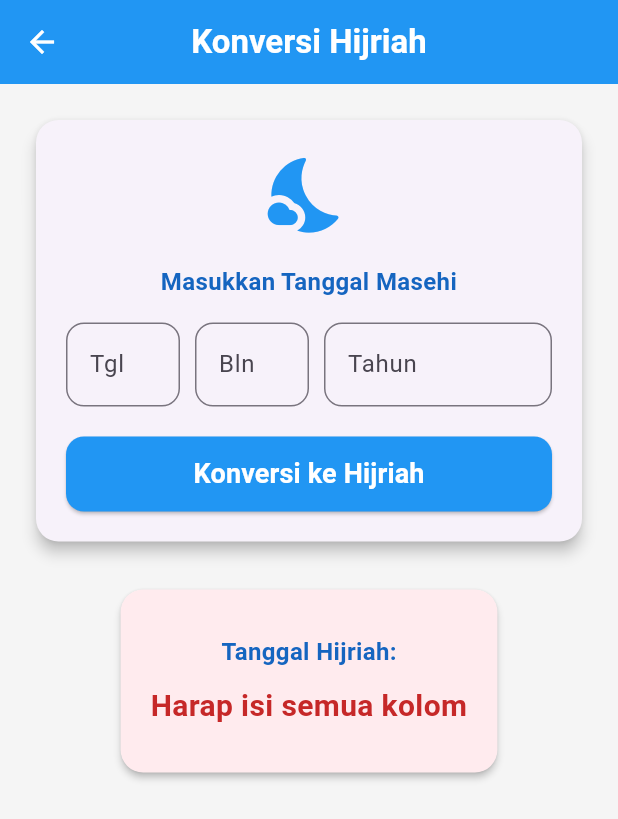
After one commit to RhezaPriyaAnargya/TugasModul4TPM, a Flutter app: the CekHijriahScreen screen opened directly, after a tap on "Konversi ke Hijriah", on a phone screen of 412 x 824 dp. The commit adds this screen. Shown: the top 819 px of the screen. Run offline on Flutter 3.47's test engine with Material 3 defaults, Android fonts, the phone set to English and light mode, and no system bars; our stand-ins replace decimal.

Commit message:
penambahan fitur hijriah dan weton

```diff
--- /dev/null
+++ b/lib/screen/cek_hijriah_screen.dart
@@ -0,0 +1,296 @@
+import 'package:flutter/material.dart';
+
+class CekHijriahScreen extends StatefulWidget {
+  const CekHijriahScreen({super.key});
+
+  @override
+  _CekHijriahScreenState createState() => _CekHijriahScreenState();
+}
+
+class _CekHijriahScreenState extends State<CekHijriahScreen> {
+  final TextEditingController _tanggalController = TextEditingController();
+  final TextEditingController _bulanController = TextEditingController();
+  final TextEditingController _tahunController = TextEditingController();
+
+  String _hasilHijriah = '';
+  bool _sudahDihitung = false;
+
+  // Algoritma Tabular Islamic Calendar (Kuwaiti Algorithm) murni tanpa package
+  String _konversiMasehiKeHijriah(int tgl, int bln, int thn) {
+    int m = bln;
+    int y = thn;
+
+    if (m < 3) {
+      y -= 1;
+      m += 12;
+    }
+
+    int a = (y / 100).floor();
+    int b = 2 - a + (a / 4).floor();
+    if (y < 1583) b = 0;
+    if (y == 1582) {
+      if (m > 10) b = -10;
+      if (m == 10) {
+        b = 0;
+        if (tgl > 4) b = -10;
+      }
+    }
+
+    // Perhitungan Julian Day
+    int jd =
+        (365.25 * (y + 4716)).floor() +
+        (30.6001 * (m + 1)).floor() +
+        tgl +
+        b -
+        1524;
+
+    double iyear = 10631.0 / 30.0;
+    int epochastro = 1948084;
+    double shift1 = 8.01 / 60.0;
+
+    double z = (jd - epochastro).toDouble();
+    int cyc = (z / 10631.0).floor();
+    z = z - 10631 * cyc;
+    int j = ((z - shift1) / iyear).floor();
+    int iy = 30 * cyc + j;
+    z = z - (j * iyear + shift1).floor();
+    int im = ((z + 28.5001) / 29.5).floor();
+    if (im == 13) im = 12;
+    int id = (z - (29.5001 * im - 29).floor()).round();
+
+    List<String> bulanHijriah = [
+      "Muharram",
+      "Safar",
+      "Rabi'ul Awal",
+      "Rabi'ul Akhir",
+      "Jumadil Awal",
+      "Jumadil Akhir",
+      "Rajab",
+      "Sya'ban",
+      "Ramadhan",
+      "Syawal",
+      "Dzulqa'dah",
+      "Dzulhijjah",
+    ];
+
+    return "$id ${bulanHijriah[im - 1]} $iy H";
+  }
+
+  void _hitung() {
+    int? tgl = int.tryParse(_tanggalController.text);
+    int? bln = int.tryParse(_bulanController.text);
+    int? thn = int.tryParse(_tahunController.text);
+
+    if (tgl != null && bln != null && thn != null) {
+      // Validasi penanggalan masehi sederhana
+      DateTime inputTanggal = DateTime.utc(thn, bln, tgl);
+      if (inputTanggal.year == thn &&
+          inputTanggal.month == bln &&
+          inputTanggal.day == tgl) {
+        setState(() {
+          _hasilHijriah = _konversiMasehiKeHijriah(tgl, bln, thn);
+          _sudahDihitung = true;
+        });
+      } else {
+        setState(() {
+          _hasilHijriah = 'Tanggal Masehi Tidak Valid';
+          _sudahDihitung = true;
+        });
+      }
+    } else {
+      setState(() {
+        _hasilHijriah = 'Harap isi semua kolom';
+        _sudahDihitung = true;
+      });
+    }
+  }
+
+  @override
+  Widget build(BuildContext context) {
+    return Scaffold(
+      backgroundColor: Colors.grey[100],
+      appBar: AppBar(
+        title: const Text(
+          'Konversi Hijriah',
+          style: TextStyle(fontWeight: FontWeight.bold, color: Colors.white),
+        ),
+        centerTitle: true,
+        backgroundColor: Colors.blue,
+        foregroundColor: Colors.white,
+        elevation: 0,
+      ),
+      body: SingleChildScrollView(
+        padding: const EdgeInsets.all(20.0),
+        child: Column(
+          children: [
+            Card(
+              elevation: 4,
+              shape: RoundedRectangleBorder(
+                borderRadius: BorderRadius.circular(15),
+              ),
+              child: Padding(
+                padding: const EdgeInsets.all(20.0),
+                child: Column(
+                  children: [
+                    const Icon(
+                      Icons.nights_stay_rounded,
+                      size: 60,
+                      color: Colors.blue,
+                    ),
+                    const SizedBox(height: 16),
+                    Text(
+                      'Masukkan Tanggal Masehi',
+                      style: TextStyle(
+                        fontSize: 16,
+                        fontWeight: FontWeight.bold,
+                        color: Colors.blue[800],
+                      ),
+                      textAlign: TextAlign.center,
+                    ),
+                    const SizedBox(height: 16),
+
+                    Row(
+                      children: [
+                        Expanded(
+                          child: TextField(
+                            controller: _tanggalController,
+                            keyboardType: TextInputType.number,
+                            textAlign: TextAlign.center,
+                            decoration: InputDecoration(
+                              labelText: 'Tgl',
+                              hintText: '17',
+                              border: OutlineInputBorder(
+                                borderRadius: BorderRadius.circular(12),
+                              ),
+                            ),
+                          ),
+                        ),
+                        const SizedBox(width: 10),
+                        Expanded(
+                          child: TextField(
+                            controller: _bulanController,
+                            keyboardType: TextInputType.number,
+                            textAlign: TextAlign.center,
+                            decoration: InputDecoration(
+                              labelText: 'Bln',
+                              hintText: '8',
+                              border: OutlineInputBorder(
+                                borderRadius: BorderRadius.circular(12),
+                              ),
+                            ),
+                          ),
+                        ),
+                        const SizedBox(width: 10),
+                        Expanded(
+                          flex: 2,
+                          child: TextField(
+                            controller: _tahunController,
+                            keyboardType: TextInputType.number,
+                            textAlign: TextAlign.center,
+                            decoration: InputDecoration(
+                              labelText: 'Tahun',
+                              hintText: '1945',
+                              border: OutlineInputBorder(
+                                borderRadius: BorderRadius.circular(12),
+                              ),
+                            ),
+                          ),
+                        ),
+                      ],
+                    ),
+                    const SizedBox(height: 20),
+
+                    SizedBox(
+                      width: double.infinity,
+                      height: 50,
+                      child: ElevatedButton(
+                        onPressed: _hitung,
+                        style: ElevatedButton.styleFrom(
+                          backgroundColor: Colors.blue,
+                          shape: RoundedRectangleBorder(
+                            borderRadius: BorderRadius.circular(12),
+                          ),
+                        ),
+                        child: const Text(
+                          'Konversi ke Hijriah',
+                          style: TextStyle(
+                            fontSize: 18,
+                            fontWeight: FontWeight.bold,
+                            color: Colors.white,
+                          ),
+                        ),
+                      ),
+                    ),
+                  ],
+                ),
+              ),
+            ),
+            const SizedBox(height: 24),
+
+            if (_sudahDihitung)
+              Card(
+                color:
+                    (_hasilHijriah.contains('Valid') ||
+                        _hasilHijriah.contains('isi'))
+                    ? Colors.red[50]
+                    : Colors.blue[50],
+                elevation: 2,
+                shape: RoundedRectangleBorder(
+                  borderRadius: BorderRadius.circular(15),
+                ),
+                child: Padding(
+                  padding: const EdgeInsets.symmetric(
+                    vertical: 30.0,
+                    horizontal: 20.0,
+                  ),
+                  child: Column(
+                    children: [
+                      Text(
+                        'Tanggal Hijriah:',
+                        style: TextStyle(
+                          fontSize: 16,
+                          fontWeight: FontWeight.bold,
+                          color: Colors.blue[800],
+                        ),
+                      ),
+                      const SizedBox(height: 10),
+                      Text(
+                        _hasilHijriah,
+                        textAlign: TextAlign.center,
+                        style: TextStyle(
+                          fontSize:
+                              (_hasilHijriah.contains('Valid') ||
+                                  _hasilHijriah.contains('isi'))
+                              ? 20
+                              : 30,
+                          fontWeight: FontWeight.bold,
+                          color:
+                              (_hasilHijriah.contains('Valid') ||
+                                  _hasilHijriah.contains('isi'))
+                              ? Colors.red[800]
+                              : Colors.blue[900],
+                        ),
+                      ),
+                      if (!_hasilHijriah.contains('Valid') &&
+                          !_hasilHijriah.contains('isi')) ...[
+                        const SizedBox(height: 15),
+                        const Text(
+                          '*Catatan: Hasil perhitungan ini berbasis algoritma tabular matematika. Dalam praktiknya, pergantian bulan Hijriah bisa selisih 1 hari tergantung pada visibilitas hilal (rukyatul hilal).',
+                          textAlign: TextAlign.center,
+                          style: TextStyle(
+                            fontSize: 12,
+                            color: Colors.grey,
+                            fontStyle: FontStyle.italic,
+                          ),
+                        ),
+                      ],
+                    ],
+                  ),
+                ),
+              ),
+          ],
+        ),
+      ),
+    );
+  }
+}
```
Also changed, not shown: lib/screen/cek_weton_screen.dart (added, +246 -0 lines), lib/screen/home_screen.dart (+67 -27 lines).
